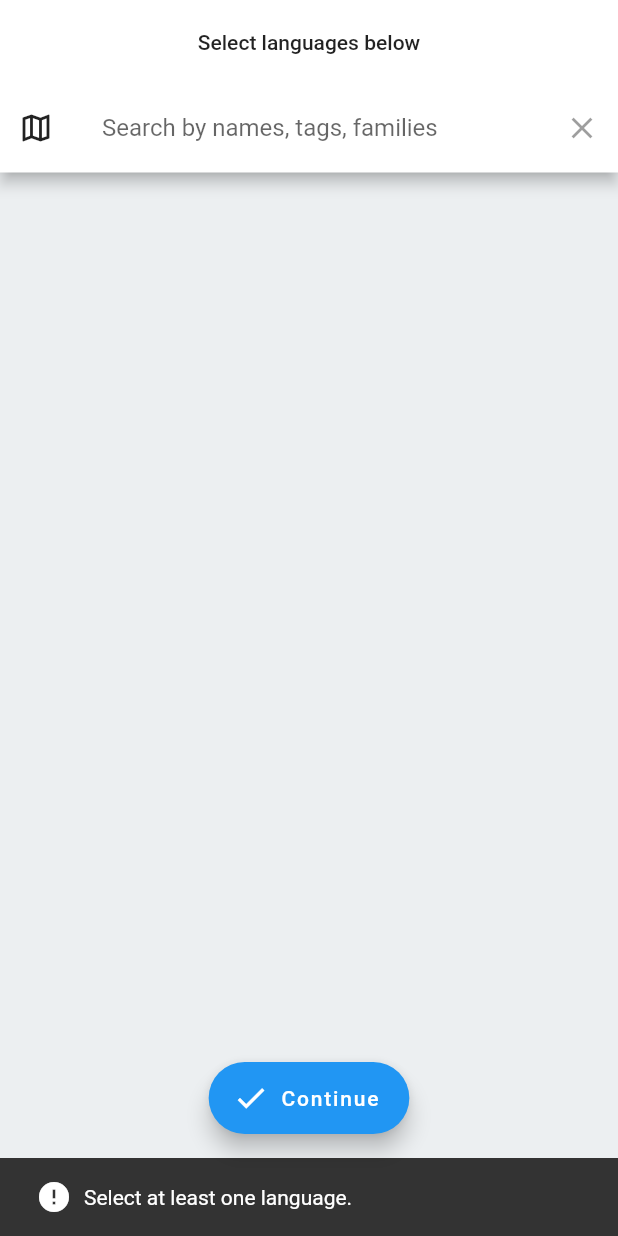
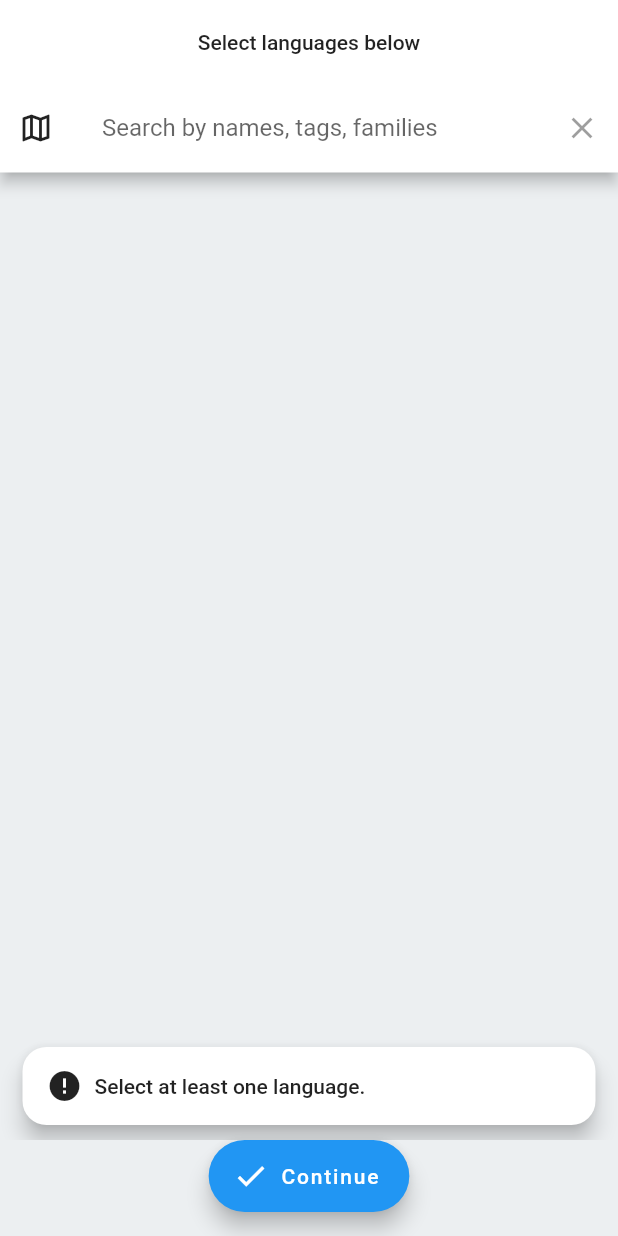
Before and after one commit to raxysstudios/avzag, a Flutter app: the screen it shows after launch, after a tap on "Continue", on a phone screen of 412 x 824 dp. Run offline on Flutter 3.47's test engine with Material 2 defaults, Android fonts, the phone set to English and light mode, and no system bars; our stand-ins replace cloud_firestore, expandable, firebase_auth, firebase_core, firebase_storage, flutter_markdown and 5 more; missing offline and left inert: algolia; accounts and stored records are empty.

Commit message:
Theme snackbar

```diff
--- a/lib/widgets/snackbar_manager.dart
+++ b/lib/widgets/snackbar_manager.dart
@@ -1,19 +1,23 @@
 import 'package:flutter/material.dart';
 
 void showSnackbar(BuildContext context, [text = 'Error!']) {
+  final theme = Theme.of(context);
   final messenger = ScaffoldMessenger.of(context);
   messenger.hideCurrentSnackBar();
   messenger.showSnackBar(
     SnackBar(
+      behavior: SnackBarBehavior.floating,
+      shape: RoundedRectangleBorder(
+        borderRadius: BorderRadius.circular(16),
+      ),
+      backgroundColor: theme.colorScheme.surface,
       content: Row(
         children: [
-          Icon(
-            Icons.error_outlined,
-            color: Colors.white,
-          ),
-          SizedBox(width: 8),
+          const Icon(Icons.error_outlined),
+          const SizedBox(width: 8),
           Text(
             text,
+            style: theme.textTheme.bodyText1,
             overflow: TextOverflow.ellipsis,
             maxLines: 1,
           ),
```
